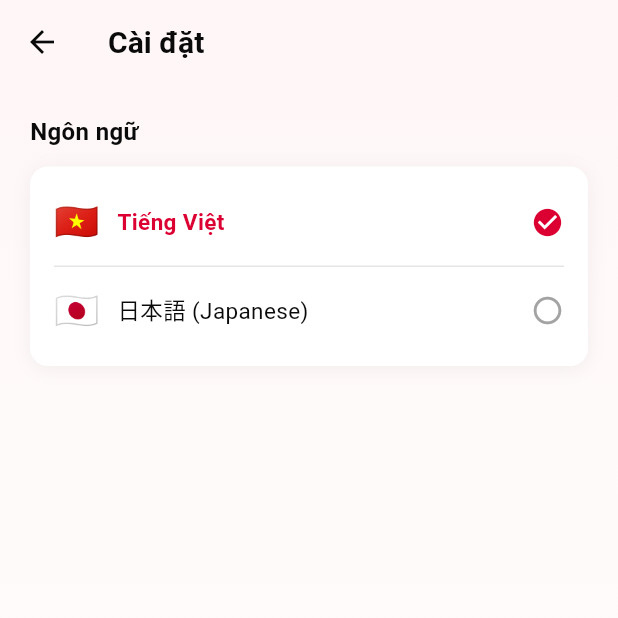
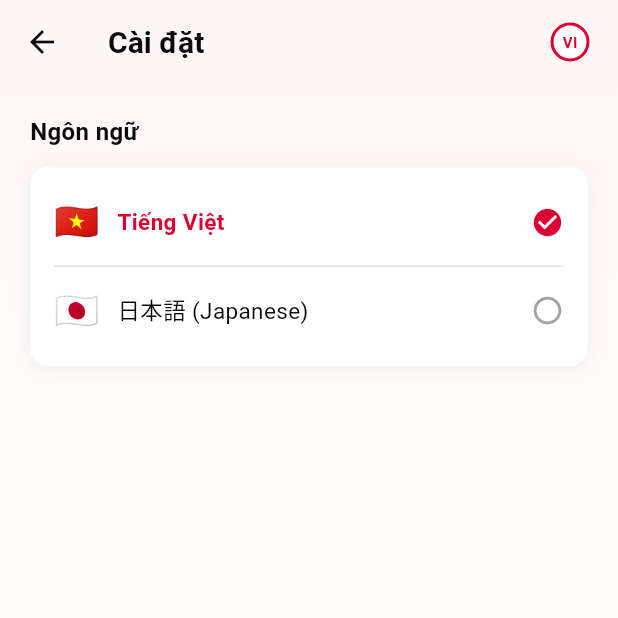
Before and after one commit to Vudangkhoa0910/SmartFactory_CONNECT_App, a Flutter app: the SettingsScreen screen opened directly, on a phone screen of 412 x 824 dp, the top half of it. Run offline on Flutter 3.47's test engine with Material 3 defaults, Android fonts, the phone set to English and light mode, and no system bars; drawn by our look-alikes of toastification; our stand-ins replace audioplayers, camera, carousel_slider, custom_refresh_indicator, firebase_core, firebase_messaging and 10 more; missing offline and left inert: flutter_displaymode, mobile_scanner, record; accounts and stored records are empty; project files that could hold a hidden picture were left out.

Commit message:
feat(profile): add language toggle to settings screen

```diff
--- a/lib/screens/profile/pages/settings_screen.dart
+++ b/lib/screens/profile/pages/settings_screen.dart
@@ -4,6 +4,7 @@ import '../../../services/auth_service.dart';
 import '../../../providers/language_provider.dart';
 import '../../../l10n/app_localizations.dart';
 import '../../../utils/toast_utils.dart';
+import '../../../widgets/language_toggle_button.dart';
 
 class SettingsScreen extends StatefulWidget {
   const SettingsScreen({super.key});
@@ -260,9 +261,13 @@ class _SettingsScreenState extends State<SettingsScreen> {
             style: TextStyle(
               color: AppColors.gray900,
               fontSize: 20,
-              fontWeight: FontWeight.bold,
+              fontWeight: FontWeight.w600,
             ),
           ),
+          actions: const [
+            LanguageToggleIconButton(),
+            SizedBox(width: 8),
+          ],
         ),
         body: Container(
           width: double.infinity,
```
